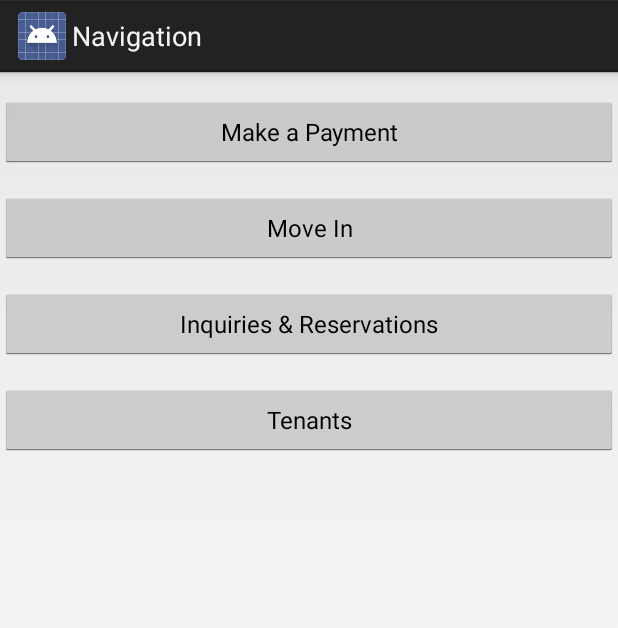
After one commit to mike3215/Mobile-App, an Android app: the NavigationActivity screen opened directly, with no data from a screen before it, on a phone screen of 412 x 824 dp. The commit adds this screen. Shown: the top 628 px of the screen. Run offline under Robolectric (Android 15) with nearby library versions, the phone set to English and light mode, and no system bars.

Commit message:
Added navigation activity. Set it as the next page after login. Still need to work on saving credentials across sessions and if they are already saved then set the main activity to navigation.

```diff
--- a/SiteLinkMobileRestarted/app/src/main/AndroidManifest.xml
+++ b/SiteLinkMobileRestarted/app/src/main/AndroidManifest.xml
@@ -25,6 +25,12 @@
             android:name=".activities.TenantSelectActivity"
             android:label="@string/activity_tenantselect">
         </activity>
+
+        <activity
+            android:name=".activities.NavigationActivity"
+            android:label="@string/activity_navigation">
+
+        </activity>
     </application>
 
 
--- a/SiteLinkMobileRestarted/app/src/main/java/citruscups/com/sitelinkmobile/activities/LoginActivity.java
+++ b/SiteLinkMobileRestarted/app/src/main/java/citruscups/com/sitelinkmobile/activities/LoginActivity.java
@@ -283,12 +283,12 @@ public class LoginActivity extends Activity implements LoaderCallbacks<Cursor> {
             Log.i("Ret", mMessage);
             if(success) {
                 // Create an Intent to take us over to a new TenantSelectActivity
-                Intent tenantSelectActivity = new Intent(LoginActivity.this, TenantSelectActivity.class);
+                Intent NavigationActivity = new Intent(LoginActivity.this, NavigationActivity.class);
 
                 // TODO: pack away the data from the SiteInformation call
                 //tenantSelectActivity.putExtra()
 
-                startActivity(tenantSelectActivity);
+                startActivity(NavigationActivity);
 
 
             } else {
--- /dev/null
+++ b/SiteLinkMobileRestarted/app/src/main/java/citruscups/com/sitelinkmobile/activities/NavigationActivity.java
@@ -0,0 +1,27 @@
+package citruscups.com.sitelinkmobile.activities;
+
+import android.app.Activity;
+import android.os.Bundle;
+import android.widget.Button;
+
+import citruscups.com.sitelinkmobile.R;
+
+/**
+ * Created by Michael on 8/9/2014.
+ */
+public class NavigationActivity extends Activity{
+
+    @Override
+    protected void onCreate(Bundle savedInstanceState) {
+        super.onCreate(savedInstanceState);
+
+        // Tell the activity which XML layout is right
+        setContentView(R.layout.activity_navigation);
+
+        // Access the Buttons from XML
+        Button buttonPayment = (Button) findViewById(R.id.btnNavPayment);
+        Button buttonMoveIn = (Button) findViewById(R.id.btnNavMoveIn);
+        Button buttonInqRes = (Button) findViewById(R.id.btnNavInqRes);
+        Button buttonTenant = (Button) findViewById(R.id.btnNavTenants);
+    }
+}
--- /dev/null
+++ b/SiteLinkMobileRestarted/app/src/main/res/layout/activity_navigation.xml
@@ -0,0 +1,52 @@
+<?xml version="1.0" encoding="utf-8"?>
+
+<LinearLayout xmlns:android="http://schemas.android.com/apk/res/android"
+    android:orientation="vertical" android:layout_width="match_parent"
+    android:layout_height="match_parent"
+    android:weightSum="1">
+
+    <Button
+        android:layout_width="match_parent"
+        android:layout_height="wrap_content"
+        android:text="@string/action_navPayment"
+        android:id="@+id/btnNavPayment"
+        android:layout_gravity="center_horizontal"
+        android:layout_marginTop="16dp"
+        style="@style/AppTheme"
+        android:clickable="true"
+        android:enabled="true"
+        android:longClickable="false" />
+
+    <Button
+        android:layout_width="match_parent"
+        android:layout_height="wrap_content"
+        android:text="@string/action_navMoveIn"
+        android:id="@+id/btnNavMoveIn"
+        android:layout_gravity="center_horizontal"
+        android:layout_marginTop="16dp"
+        style="@style/AppTheme"
+        android:enabled="true"
+        android:clickable="true" />
+
+    <Button
+        android:layout_width="match_parent"
+        android:layout_height="wrap_content"
+        android:text="@string/action_navInqRes"
+        android:id="@+id/btnNavInqRes"
+        android:layout_gravity="center_horizontal"
+        android:layout_marginTop="16dp"
+        style="@style/AppTheme"
+        android:clickable="true"
+        android:enabled="true" />
+
+    <Button
+        android:layout_width="match_parent"
+        android:layout_height="wrap_content"
+        android:text="@string/action_navTenants"
+        android:id="@+id/btnNavTenants"
+        android:layout_gravity="center_horizontal"
+        android:layout_marginTop="16dp"
+        style="@style/AppTheme"
+        android:clickable="true"
+        android:enabled="true" />
+</LinearLayout>
--- a/SiteLinkMobileRestarted/app/src/main/res/values/strings.xml
+++ b/SiteLinkMobileRestarted/app/src/main/res/values/strings.xml
@@ -4,5 +4,6 @@
     <string name="app_name">SiteLink Mobile</string>
     <string name="action_settings">Settings</string>
     <string name="activity_tenantselect">Tenant Select</string>
+    <string name="activity_navigation">Navigation</string>
 
 </resources>
--- /dev/null
+++ b/SiteLinkMobileRestarted/app/src/main/res/values/strings_activity_navigation.xml
@@ -0,0 +1,9 @@
+<?xml version="1.0" encoding="utf-8"?>
+<resources>
+
+    <string name="action_navPayment">Make a Payment</string>
+    <string name="action_navMoveIn">Move In</string>
+    <string name="action_navInqRes">Inquiries &amp; Reservations</string>
+    <string name="action_navTenants">Tenants</string>
+
+</resources>
```
